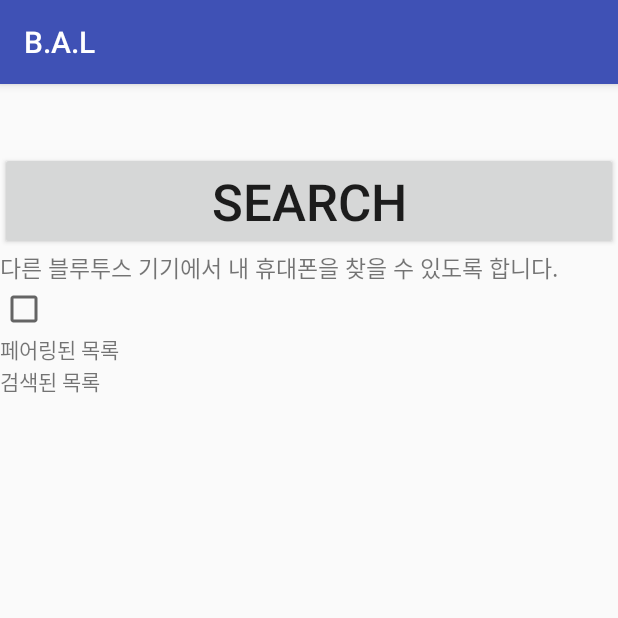
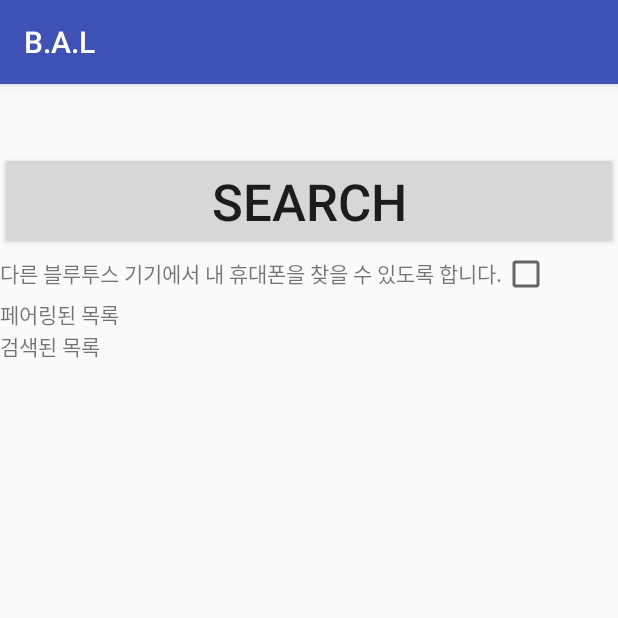
Before and after one commit to jooo0ooo/B.A.L, an Android app: the BluetoothActivity screen opened directly, with no data from a screen before it, on a phone screen of 412 x 824 dp, the top half of it. Run offline under Robolectric (Android 15) with nearby library versions, the phone set to English and light mode, and no system bars.

Commit message:
change layout

```diff
--- a/app/src/main/java/com/pingrae/bal/MainActivity.java
+++ b/app/src/main/java/com/pingrae/bal/MainActivity.java
@@ -90,7 +90,6 @@ public class MainActivity extends AppCompatActivity
         FragmentManager fragmentManager = getFragmentManager();
         mapFragment = (MapFragment)fragmentManager.findFragmentById(R.id.map);
         mapFragment.getMapAsync(this);
-
 
         // Location 제공자에서 정보를 얻어오기(GPS)
         // 1. Location을 사용하기 위한 권한을 얻어와야한다 AndroidManifest.xml
--- a/app/src/main/res/layout/activity_bluetooth.xml
+++ b/app/src/main/res/layout/activity_bluetooth.xml
@@ -19,9 +19,13 @@
         android:layout_height="wrap_content"
         android:onClick="mOnBluetoothSearch"/>
 
+    <LinearLayout xmlns:android="http://schemas.android.com/apk/res/android"
+        android:layout_height="wrap_content"
+        android:layout_width="wrap_content"
+        android:orientation="horizontal">
     <TextView
         android:text="다른 블루투스 기기에서 내 휴대폰을 찾을 수 있도록 합니다."
-        android:textSize="15dp"
+        android:textSize="14dp"
         android:layout_width="match_parent"
         android:layout_height="wrap_content" />
 
@@ -30,6 +34,7 @@
         android:layout_width="wrap_content"
         android:layout_height="wrap_content"
         android:onClick="mOnChkFindme" />
+    </LinearLayout>
 
     <TextView
         android:text="페어링된 목록"
```
